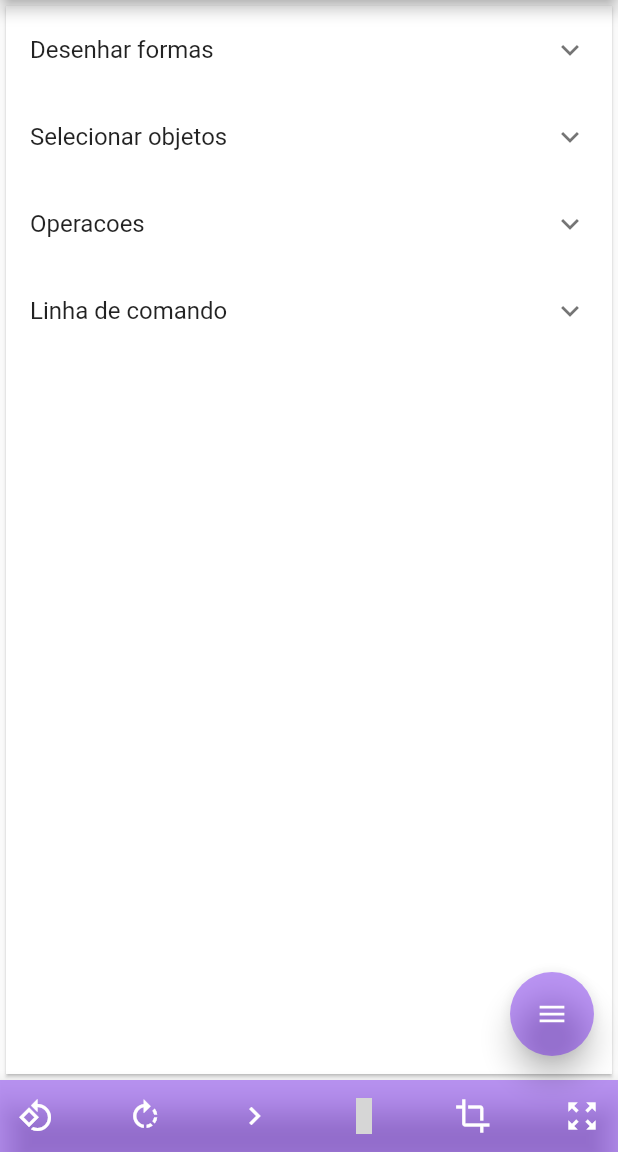
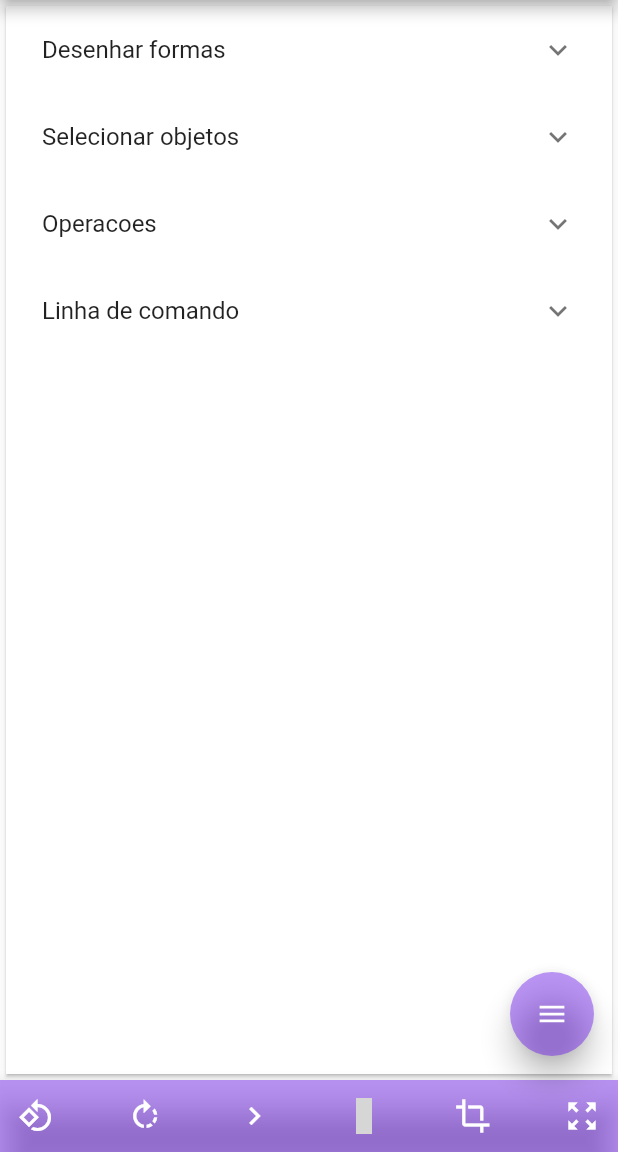
Before and after one commit to LFMP/CG_tools, a Flutter app: the screen it shows after launch, after a tap on the "help" icon, on a phone screen of 412 x 824 dp, the part 84-1236 px from its top. Run offline on Flutter 3.47's test engine with Material 2 defaults, Android fonts, the phone set to English and light mode, and no system bars; drawn by our look-alikes of flutter_speed_dial; our stand-ins replace bloc, equatable, flutter_bloc, material_design_icons_flutter, vibration; grey boxes are pictures that could not be loaded.

Commit message:
add esqueleto do ajuda

```diff
--- a/lib/pages/help.dart
+++ b/lib/pages/help.dart
@@ -1,3 +1,4 @@
+import 'package:cg_tools/utils/appstyle.dart';
 import 'package:flutter/material.dart';
 
 Widget ajudaContexto() {
@@ -6,15 +7,150 @@ Widget ajudaContexto() {
       borderRadius: BorderRadius.vertical(),
     ),
     child: ListView(
+      padding: EdgeInsets.only(left: 8.0, right: 8.0),
       children: <Widget>[
         ExpansionTile(
           title: Text('Desenhar formas'),
+          children: <Widget>[
+            Text('Linha'),
+            Divider(
+              thickness: 2.0,
+              color: AppStyle.primary,
+            ),
+            Text('aaaaaaaaaa'),
+            Divider(
+              thickness: 2.0,
+              color: AppStyle.primary,
+            ),
+            Text('Triangulo'),
+            Divider(
+              thickness: 2.0,
+              color: AppStyle.primary,
+            ),
+            Text('aaaaaaaaaa'),
+            Divider(
+              thickness: 2.0,
+              color: AppStyle.primary,
+            ),
+            Text('Quadrado'),
+            Divider(
+              thickness: 2.0,
+              color: AppStyle.primary,
+            ),
+            Text('aaaaaaaaaa'),
+            Divider(
+              thickness: 2.0,
+              color: AppStyle.primary,
+            ),
+            Text('Circulo'),
+            Divider(
+              thickness: 2.0,
+              color: AppStyle.primary,
+            ),
+            Text('aaaaaaaaaa'),
+          ],
         ),
         ExpansionTile(
           title: Text('Selecionar objetos'),
+          children: <Widget>[
+            Text('Selecionar todos'),
+            Divider(
+              thickness: 2.0,
+              color: AppStyle.primary,
+            ),
+            Text('aaaaaaaaaa'),
+            Divider(
+              thickness: 2.0,
+              color: AppStyle.primary,
+            ),
+            Text('Selecao individual'),
+            Divider(
+              thickness: 2.0,
+              color: AppStyle.primary,
+            ),
+            Text('aaaaaaaaaa'),
+          ],
         ),
         ExpansionTile(
           title: Text('Operacoes'),
+          children: <Widget>[
+            Text('Rotacao 90 graus'),
+            Divider(
+              thickness: 2.0,
+              color: AppStyle.primary,
+            ),
+            Text('aaaaaaaaaa'),
+            Divider(
+              thickness: 2.0,
+              color: AppStyle.primary,
+            ),
+            Text('Rotacao'),
+            Divider(
+              thickness: 2.0,
+              color: AppStyle.primary,
+            ),
+            Text('aaaaaaaaaa'),
+            Divider(
+              thickness: 2.0,
+              color: AppStyle.primary,
+            ),
+            Text('Translacao'),
+            Divider(
+              thickness: 2.0,
+              color: AppStyle.primary,
+            ),
+            Text('aaaaaaaaaa'),
+            Divider(
+              thickness: 2.0,
+              color: AppStyle.primary,
+            ),
+            Text('Mudanca de escala'),
+            Divider(
+              thickness: 2.0,
+              color: AppStyle.primary,
+            ),
+            Text('aaaaaaaaaa'),
+            Divider(
+              thickness: 2.0,
+              color: AppStyle.primary,
+            ),
+            Text('Limpar tela'),
+            Divider(
+              thickness: 2.0,
+              color: AppStyle.primary,
+            ),
+            Text('aaaaaaaaaa'),
+            Divider(
+              thickness: 2.0,
+              color: AppStyle.primary,
+            ),
+            Text('Desfazer'),
+            Divider(
+              thickness: 2.0,
+              color: AppStyle.primary,
+            ),
+            Text('aaaaaaaaaa'),
+            Divider(
+              thickness: 2.0,
+              color: AppStyle.primary,
+            ),
+            Text('Refazer'),
+            Divider(
+              thickness: 2.0,
+              color: AppStyle.primary,
+            ),
+            Text('aaaaaaaaaa'),
+            Divider(
+              thickness: 2.0,
+              color: AppStyle.primary,
+            ),
+            Text('Excluir selecionados'),
+            Divider(
+              thickness: 2.0,
+              color: AppStyle.primary,
+            ),
+            Text('aaaaaaaaaa'),
+          ],
         ),
         ExpansionTile(
           title: Text('Linha de comando'),
```
